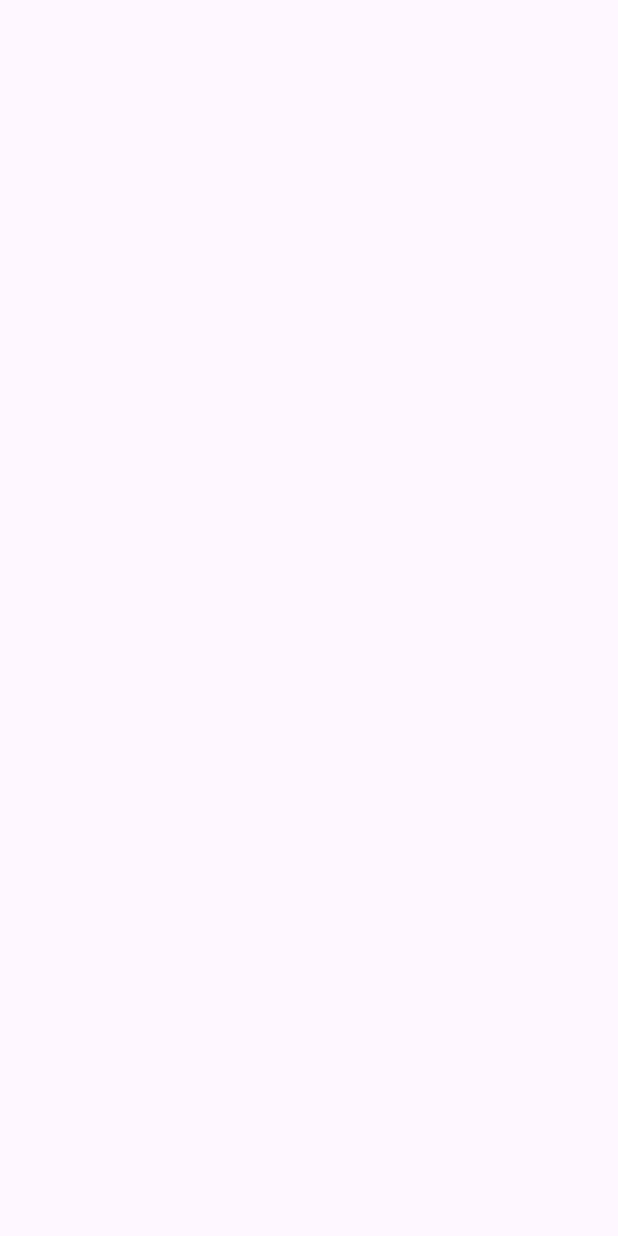
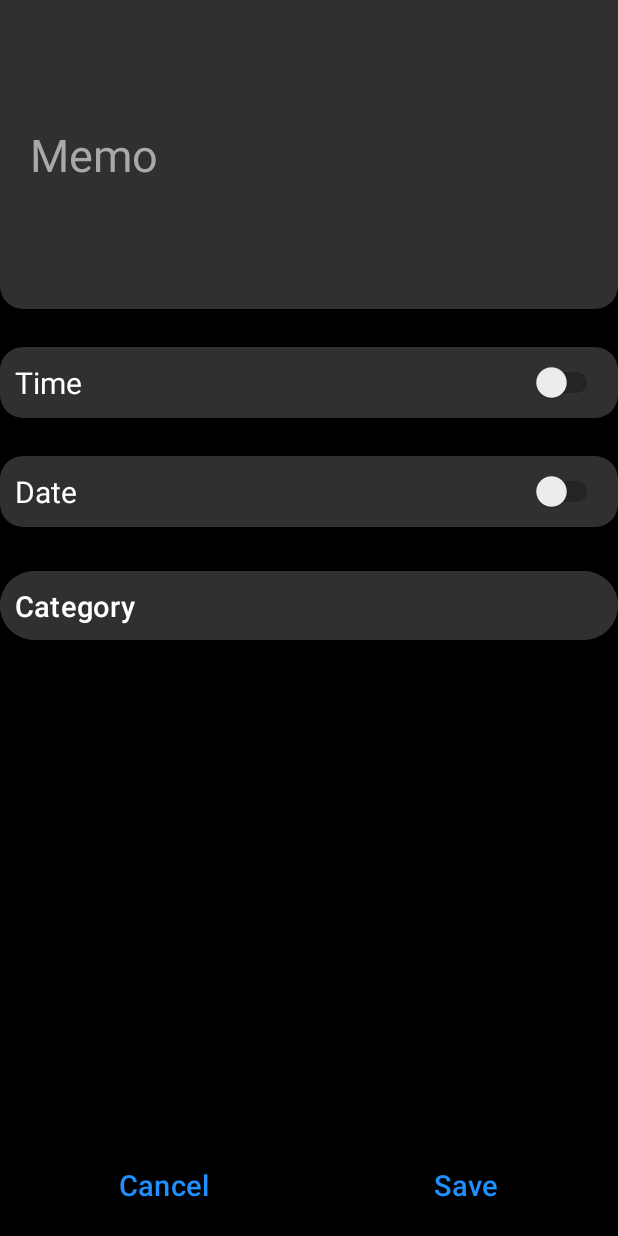
Before and after one commit to Sudhanshu-Marudgan/Spiteful-Reminder, an Android app: the NewReminder screen opened directly, with no data from a screen before it, on a phone screen of 412 x 824 dp. Before the commit the screen is empty. Run offline under Robolectric (Android 15) with nearby library versions, the light colour scheme and no system bars.

Commit message:
new reminder full frontend.

```diff
--- /dev/null
+++ b/app/src/main/res/drawable/completely_rounded_button.xml
@@ -0,0 +1,15 @@
+<?xml version="1.0" encoding="utf-8"?>
+<!--  res/drawable/rounded_edittext.xml -->
+<shape xmlns:android="http://schemas.android.com/apk/res/android">
+    <!--    android:shape="rectangle"-->
+    <!--    android:padding="10dp">-->
+
+    <solid android:color="@color/dimgrey" />
+    <corners
+        android:bottomRightRadius="15dp"
+        android:bottomLeftRadius="15dp"
+        android:topLeftRadius="15dp"
+        android:topRightRadius="15dp"
+        />
+
+</shape>
--- /dev/null
+++ b/app/src/main/res/drawable/rounded_edit_text.xml
@@ -0,0 +1,14 @@
+<?xml version="1.0" encoding="utf-8"?>
+<!--  res/drawable/rounded_edittext.xml -->
+<shape xmlns:android="http://schemas.android.com/apk/res/android">
+<!--    android:shape="rectangle"-->
+<!--    android:padding="10dp">-->
+
+    <solid android:color="@color/dimgrey" />
+    <corners
+        android:bottomRightRadius="15dp"
+        android:bottomLeftRadius="15dp"/>
+<!--        android:topLeftRadius="15dp"-->
+<!--        android:topRightRadius="15dp" -->
+
+</shape>
--- a/app/src/main/res/layout/activity_new_reminder.xml
+++ b/app/src/main/res/layout/activity_new_reminder.xml
@@ -4,6 +4,89 @@
     xmlns:tools="http://schemas.android.com/tools"
     android:layout_width="match_parent"
     android:layout_height="match_parent"
+    android:background="@color/black"
     tools:context=".NewReminder">
 
+    <EditText
+        android:id="@+id/ed1"
+        android:layout_width="match_parent"
+        android:layout_height="206dp"
+        android:background="@drawable/rounded_edit_text"
+        android:hint="Memo"
+        android:textSize="30sp"
+        android:padding="20dp"
+        android:textColorHint="@color/darkgrey"
+        />
+
+    <Switch
+        android:layout_width="match_parent"
+        android:layout_height="wrap_content"
+        android:id="@+id/sw1"
+        android:text="Time"
+        android:textSize="20dp"
+        android:textColor="@color/white"
+        android:layout_below="@id/ed1"
+        android:layout_marginTop="25dp"
+        android:background="@drawable/completely_rounded_button"
+        android:padding="10dp"
+        />
+
+    <Switch
+        android:layout_width="match_parent"
+        android:layout_height="wrap_content"
+        android:id="@+id/sw2"
+        android:text="Date"
+        android:textSize="20dp"
+        android:textColor="@color/white"
+        android:layout_below="@id/sw1"
+        android:layout_marginTop="25dp"
+        android:background="@drawable/completely_rounded_button"
+        android:padding="10dp"
+        />
+
+    <Button
+        android:layout_width="match_parent"
+        android:layout_height="wrap_content"
+        android:id="@+id/bt1"
+        android:text="Category"
+        android:textAlignment="textStart"
+        android:textSize="19dp"
+        android:textColor="@color/white"
+        android:layout_below="@id/sw2"
+        android:layout_marginTop="25dp"
+        android:backgroundTint="@color/dimgrey"
+        android:padding="10dp"
+        android:onClick="category"
+        />
+
+    <Button
+        android:layout_width="wrap_content"
+        android:layout_height="wrap_content"
+        android:id="@+id/bt2"
+        android:text="Cancel"
+        android:textAlignment="textStart"
+        android:textSize="19dp"
+        android:textColor="@color/blue"
+        android:backgroundTint="@color/black"
+        android:layout_alignParentBottom="true"
+        android:layout_marginLeft="55dp"
+        android:layout_marginBottom="10dp"
+        />
+
+    <Button
+        android:layout_width="wrap_content"
+        android:layout_height="wrap_content"
+        android:id="@+id/bt3"
+        android:text="Save"
+        android:textAlignment="textStart"
+        android:textSize="19dp"
+        android:textColor="@color/blue"
+        android:backgroundTint="@color/black"
+        android:layout_alignParentRight="true"
+        android:layout_alignParentBottom="true"
+        android:layout_marginRight="55dp"
+        android:layout_marginBottom="10dp"
+        />
+
+
 </RelativeLayout>
--- a/app/src/main/res/values/colors.xml
+++ b/app/src/main/res/values/colors.xml
@@ -2,4 +2,9 @@
 <resources>
     <color name="black">#FF000000</color>
     <color name="white">#FFFFFFFF</color>
+    <color name="darkgrey">#A9A9A9</color>
+    <color name="dimgrey">#303030</color>
+    <color name="blue">#1E90FF</color>
+
+
 </resources>
```
